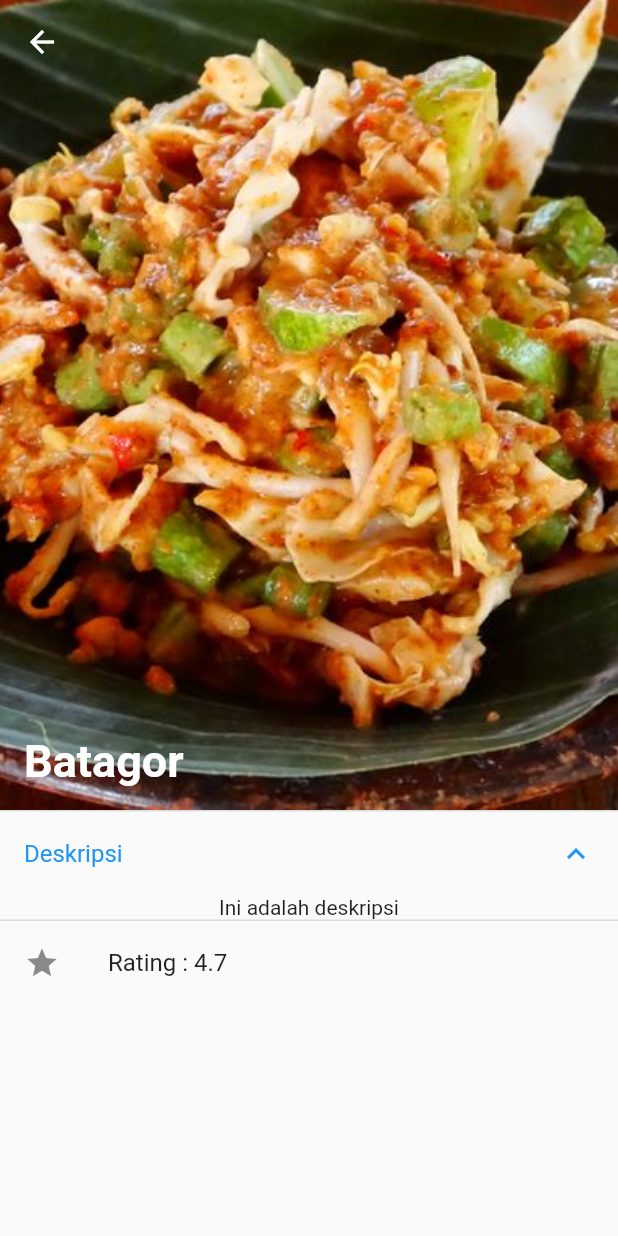
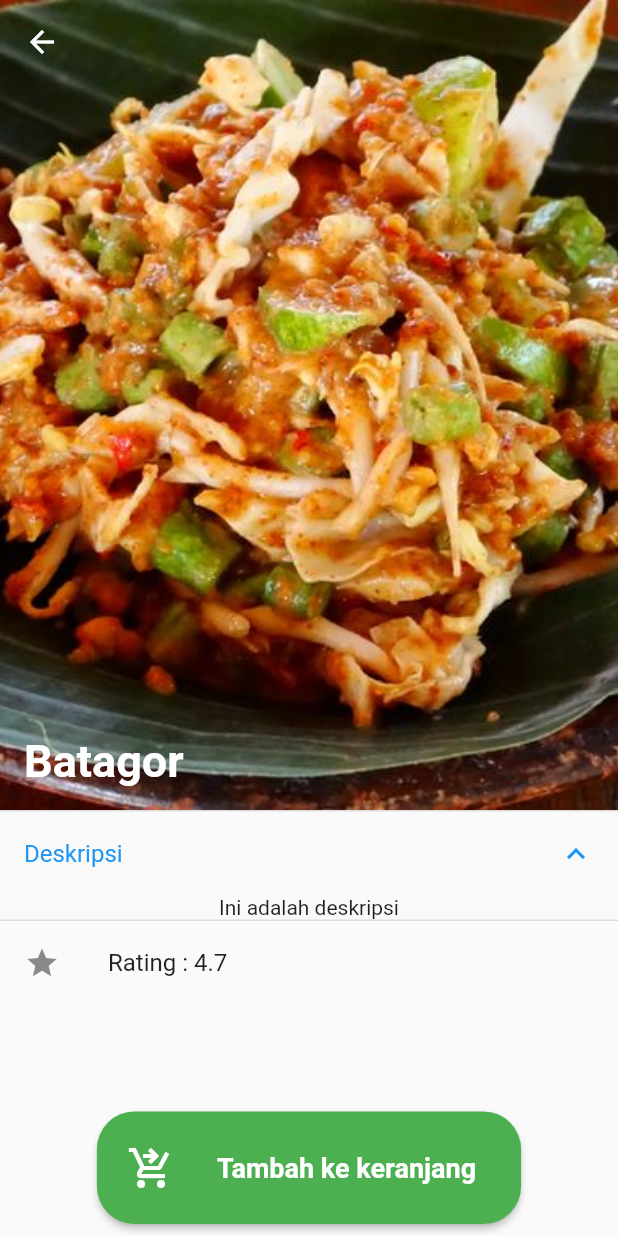
Before and after one commit to x4nn/flutter_mini_marketplace_app, a Flutter app: the ProductDetailPage screen opened directly with sample values from the repository, on a phone screen of 412 x 824 dp. Run offline on Flutter 3.47's test engine with Material 2 defaults, Android fonts, the phone set to English and light mode, and no system bars; our stand-ins replace equatable, flutter_bloc, fluttertoast, hydrated_bloc.

Commit message:
added cart button to product detail
not finished yet

```diff
--- a/lib/features/product_detail/view/product_detail_page.dart
+++ b/lib/features/product_detail/view/product_detail_page.dart
@@ -1,4 +1,7 @@
 import 'package:flutter/material.dart';
+import 'package:flutter_bloc/flutter_bloc.dart';
+import 'package:fluttertoast/fluttertoast.dart';
+import 'package:mini_marketplace_app/features/cart/cart.dart';
 import 'package:mini_marketplace_app/features/catalog/model/models.dart';
 import 'package:mini_marketplace_app/features/product_detail/product_detail.dart';
 
@@ -13,7 +16,39 @@ class ProductDetailPage extends StatelessWidget {
       body: ProductDetailView(item: item),
       bottomNavigationBar: Row(
         mainAxisAlignment: MainAxisAlignment.center,
-        children: [],
+        children: [
+          Padding(
+            padding: const EdgeInsets.all(8.0),
+            child: ElevatedButton.icon(
+              onPressed: () {
+                context.read<CartBloc>().add(CartEventAddItem(item: item, count: 1));
+                Fluttertoast.cancel().whenComplete(() {
+                  Fluttertoast.showToast(msg: '"${item.title}" telah dimasukkan ke keranjang');
+                });
+              },
+              icon: const Icon(Icons.shopping_cart_checkout, size: 32),
+              label: Padding(
+                padding: const EdgeInsets.symmetric(horizontal: 20),
+                child: Column(
+                  mainAxisSize: MainAxisSize.min,
+                  crossAxisAlignment: CrossAxisAlignment.start,
+                  children: const [
+                    Text(
+                      "Tambah ke keranjang",
+                      style: TextStyle(color: Colors.white, fontSize: 18, fontWeight: FontWeight.bold),
+                    ),
+                  ],
+                ),
+              ),
+              style: ElevatedButton.styleFrom(
+                backgroundColor: Colors.green,
+                minimumSize: const Size(275, 75),
+                shape: RoundedRectangleBorder(borderRadius: BorderRadius.circular(25)),
+                padding: const EdgeInsets.fromLTRB(20, 15, 10, 15),
+              ),
+            ),
+          )
+        ],
       ),
     );
   }
```
